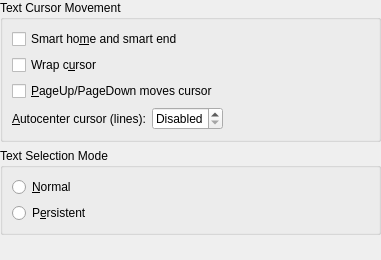
Qt form part/dialogs/cursorconfigwidget.ui (KDE/kate) before a commit.
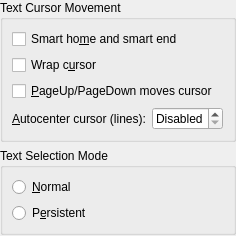
The same form after that commit. Custom widgets are drawn as their Qt base class.

The edit to the form file:
```diff
--- a/part/dialogs/cursorconfigwidget.ui
+++ b/part/dialogs/cursorconfigwidget.ui
@@ -1,33 +1,16 @@
 <ui version="4.0" >
  <class>CursorConfigWidget</class>
- <widget class="QWidget" name="CursorConfigWidget" >
-  <property name="geometry" >
-   <rect>
-    <x>0</x>
-    <y>0</y>
-    <width>381</width>
-    <height>260</height>
-   </rect>
-  </property>
-  <layout class="QVBoxLayout" >
-   <property name="margin" >
+ <widget class="QWidget" name="CursorConfigWidget">
+  <layout class="QVBoxLayout">
+   <property name="margin">
     <number>0</number>
    </property>
-   <property name="spacing" >
-    <number>6</number>
-   </property>
    <item>
     <widget class="QGroupBox" name="gbCursorMovement" >
      <property name="title" >
       <string>Text Cursor Movement</string>
      </property>
-     <layout class="QVBoxLayout" >
-      <property name="margin" >
-       <number>9</number>
-      </property>
-      <property name="spacing" >
-       <number>6</number>
-      </property>
+     <layout class="QVBoxLayout">
       <item>
        <widget class="QCheckBox" name="chkSmartHome" >
         <property name="whatsThis" >
@@ -63,9 +46,6 @@
         <property name="margin" >
          <number>0</number>
         </property>
-        <property name="spacing" >
-         <number>6</number>
-        </property>
         <item>
          <widget class="QLabel" name="lblAutoCenterCursor" >
           <property name="text" >
@@ -91,10 +71,10 @@
           <property name="orientation" >
            <enum>Qt::Horizontal</enum>
           </property>
-          <property name="sizeHint" >
+          <property name="sizeHint" stdset="0">
            <size>
-            <width>81</width>
-            <height>20</height>
+            <width>1</width>
+            <height>0</height>
            </size>
           </property>
          </spacer>
@@ -109,13 +89,7 @@
      <property name="title" >
       <string>Text Selection Mode</string>
      </property>
-     <layout class="QVBoxLayout" >
-      <property name="margin" >
-       <number>9</number>
-      </property>
-      <property name="spacing" >
-       <number>6</number>
-      </property>
+     <layout class="QVBoxLayout">
       <item>
        <widget class="QRadioButton" name="rbNormal" >
         <property name="whatsThis" >
@@ -144,10 +118,10 @@
      <property name="orientation" >
       <enum>Qt::Vertical</enum>
      </property>
-     <property name="sizeHint" >
+     <property name="sizeHint" stdset="0">
       <size>
-       <width>381</width>
-       <height>16</height>
+       <width>0</width>
+       <height>1</height>
       </size>
      </property>
     </spacer>
```
Left out of the diff: 63 changed lines with no effect on the pictures.
